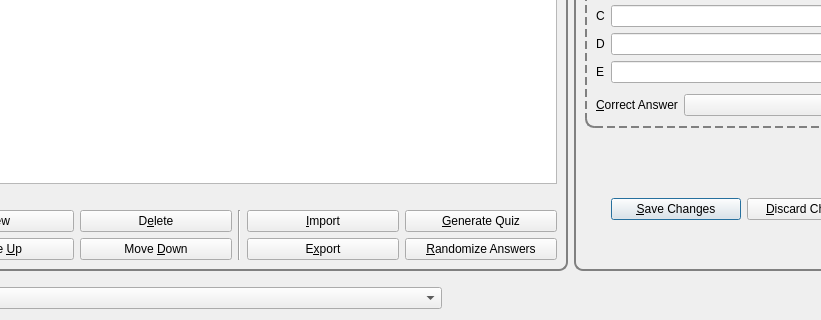
The window that designer/editset.ui (sobjornstad/clicker-quiz-manager) describes before a commit, drawn with Qt 5; both pictures show x 100 to 921 and y 280 to 600 of the 1025 by 600 pixel window.
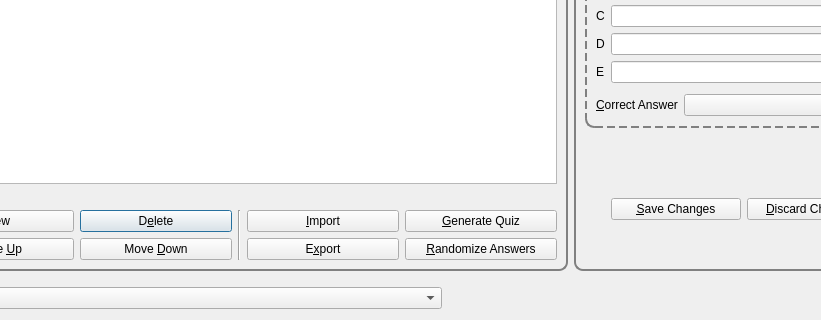
The same window after the commit.

What changed in the file:
```diff
--- a/designer/editset.ui
+++ b/designer/editset.ui
@@ -505,7 +505,7 @@
              <string>&amp;Save Changes</string>
             </property>
             <property name="default">
-             <bool>true</bool>
+             <bool>false</bool>
             </property>
            </widget>
           </item>
```
